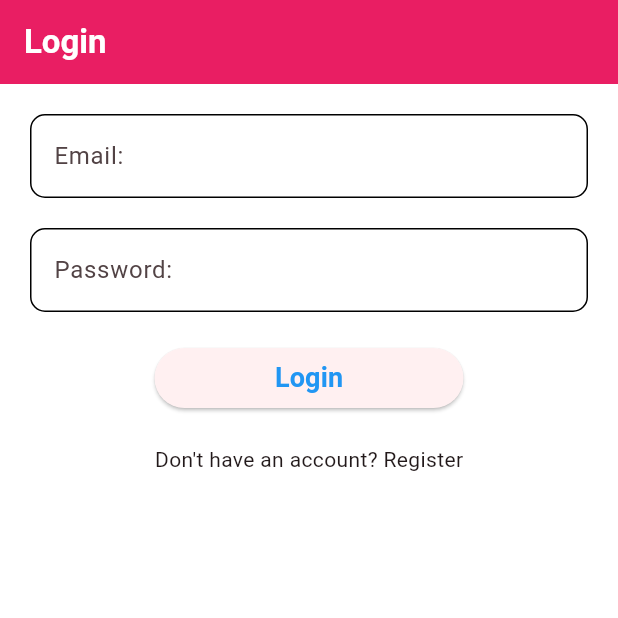
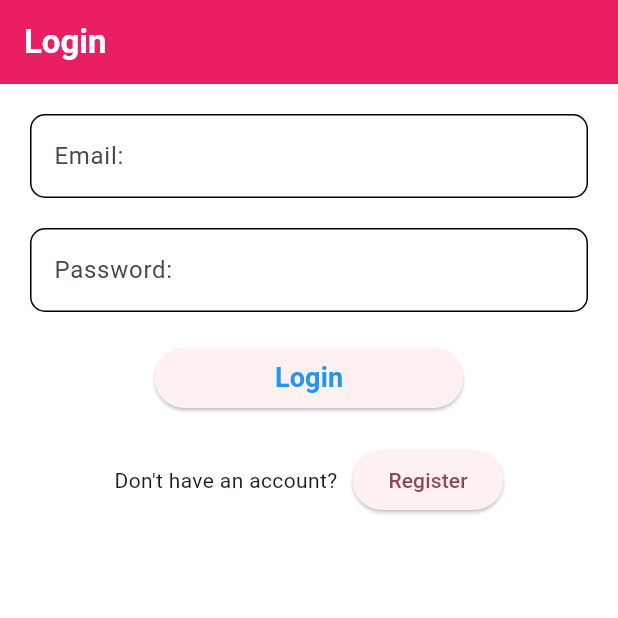
Before and after one commit to parvez24h/Notes, a Flutter app: the screen it shows after launch, on a phone screen of 412 x 824 dp, the top half of it. Run offline on Flutter 3.47's test engine with Material 3 defaults, Android fonts, the phone set to English and light mode, and no system bars; our stand-ins replace cloud_firestore, firebase_core, go_router, shared_preferences; accounts and stored records are empty.

```diff
--- a/lib/views/loginPage.dart
+++ b/lib/views/loginPage.dart
@@ -139,11 +139,9 @@ class _LoginPageState extends State<LoginPage> {
                           String email = emailEditingController.text.toString();
                           String pass = passEditingController.text.toString();
 
-                          print(email);
-                          print(pass);
-
                           var query = await FirebaseFirestore.instance.collection("users")
                           .where('email', isEqualTo: email)
+                          .where('password',isEqualTo: pass)
                           .limit(1).get();
 
                           if(query.docs.isNotEmpty){
@@ -169,7 +167,18 @@ class _LoginPageState extends State<LoginPage> {
 
             SizedBox(height: 20,),
 
-            Text("Don't have an account? Register")
+            Row(
+              mainAxisAlignment: MainAxisAlignment.center,
+              children: [
+                Text("Don't have an account?"),
+                SizedBox(width: 10,),
+                ElevatedButton(
+                  onPressed: ()=>{
+                    GoRouter.of(context).go('/register')
+                  },
+                  child: Text("Register")),
+              ],
+            )
 
 
 
```
Also changed, not shown: lib/views/homePage.dart (+25 -1 lines), lib/views/registrationPage.dart (+13 -2 lines).
